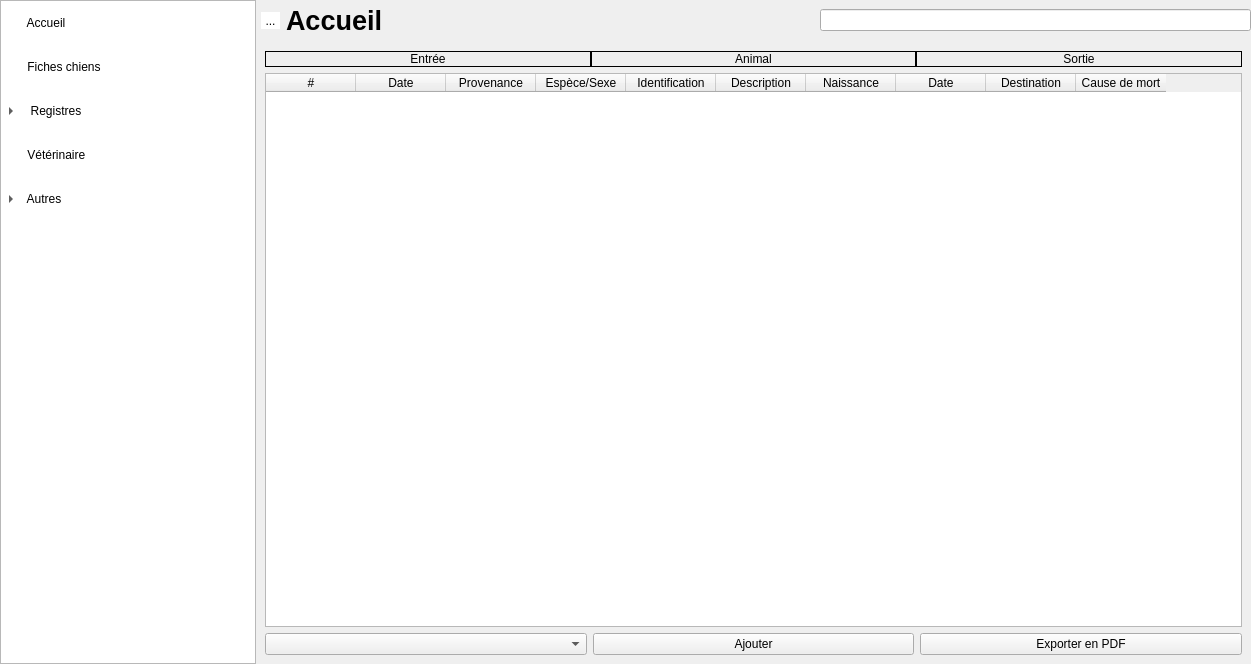
The window that mainwindow.ui (ArtAuc/mkrescue) describes before a commit, drawn with Qt 5.
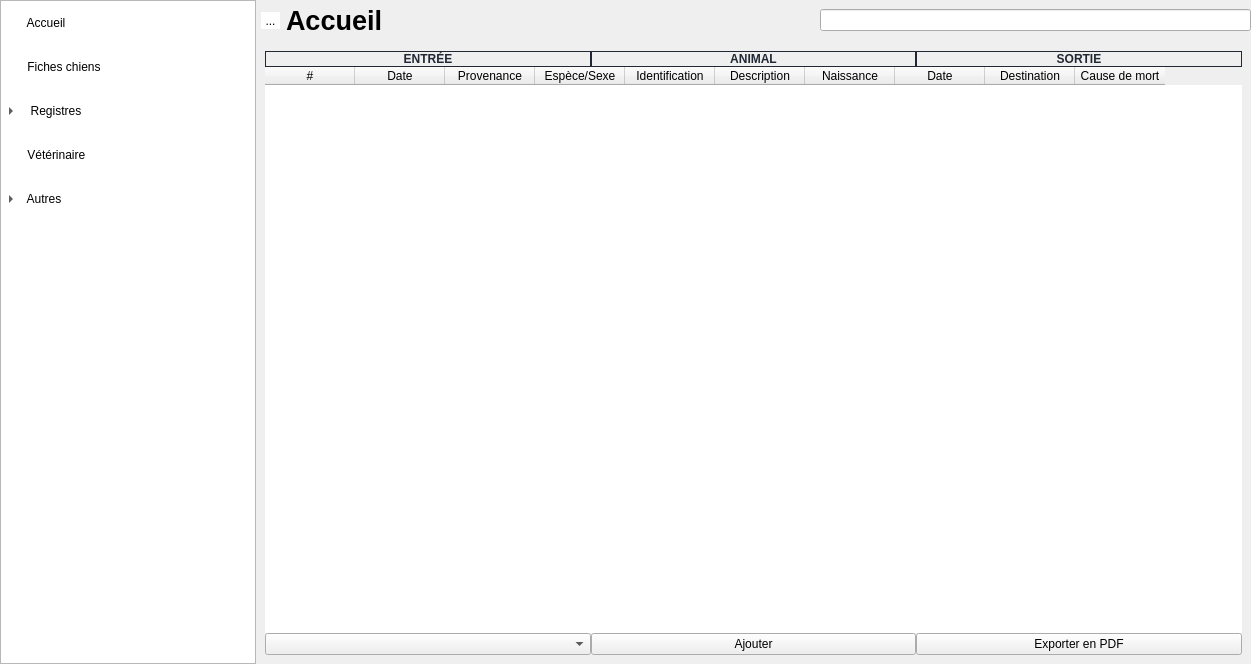
The same window after the commit. Icons and pictures are not drawn. Custom widgets are drawn as their Qt base class.

```diff
--- a/mainwindow.ui
+++ b/mainwindow.ui
@@ -366,6 +366,9 @@
         <widget class="QWidget" name="dogSheetsPage"/>
         <widget class="EntryRegistry" name="entryRegistryPage">
          <layout class="QVBoxLayout" name="verticalLayout_2">
+          <property name="spacing">
+           <number>0</number>
+          </property>
           <item>
            <layout class="QHBoxLayout" name="entryLabelLayout">
             <property name="spacing">
@@ -379,11 +382,15 @@
                 <verstretch>0</verstretch>
                </sizepolicy>
               </property>
+              <property name="styleSheet">
+               <string notr="true">font-weight:bold;
+color:#212834;</string>
+              </property>
               <property name="frameShape">
                <enum>QFrame::Box</enum>
               </property>
               <property name="text">
-               <string>Entrée</string>
+               <string>ENTRÉE</string>
               </property>
               <property name="alignment">
                <set>Qt::AlignCenter</set>
@@ -398,11 +405,15 @@
                 <verstretch>0</verstretch>
                </sizepolicy>
               </property>
+              <property name="styleSheet">
+               <string notr="true">font-weight:bold;
+color:#212834;</string>
+              </property>
               <property name="frameShape">
                <enum>QFrame::Box</enum>
               </property>
               <property name="text">
-               <string>Animal</string>
+               <string>ANIMAL</string>
               </property>
               <property name="alignment">
                <set>Qt::AlignCenter</set>
@@ -417,11 +428,15 @@
                 <verstretch>0</verstretch>
                </sizepolicy>
               </property>
+              <property name="styleSheet">
+               <string notr="true">font-weight:bold;
+color:#212834;</string>
+              </property>
               <property name="frameShape">
                <enum>QFrame::Box</enum>
               </property>
               <property name="text">
-               <string>Sortie</string>
+               <string>SORTIE</string>
               </property>
               <property name="alignment">
                <set>Qt::AlignCenter</set>
@@ -441,6 +456,15 @@
             <property name="styleSheet">
              <string notr="true"/>
             </property>
+            <property name="frameShape">
+             <enum>QFrame::NoFrame</enum>
+            </property>
+            <property name="frameShadow">
+             <enum>QFrame::Sunken</enum>
+            </property>
+            <property name="lineWidth">
+             <number>0</number>
+            </property>
             <property name="verticalScrollBarPolicy">
              <enum>Qt::ScrollBarAsNeeded</enum>
             </property>
@@ -469,6 +493,11 @@
              <property name="text">
               <string>#</string>
              </property>
+             <property name="font">
+              <font>
+               <bold>false</bold>
+              </font>
+             </property>
             </column>
             <column>
              <property name="text">
```
